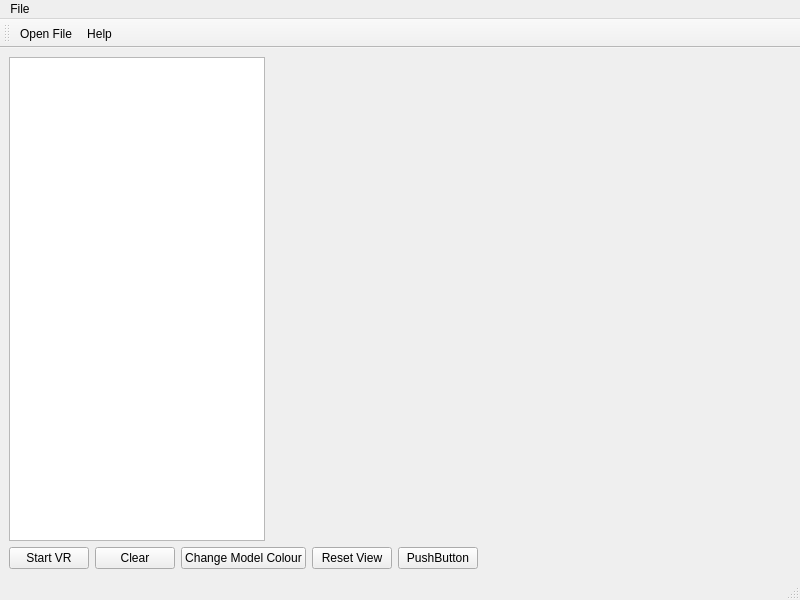
Old version of the form mainwindow.ui in the repository br-je/2025_group_8.
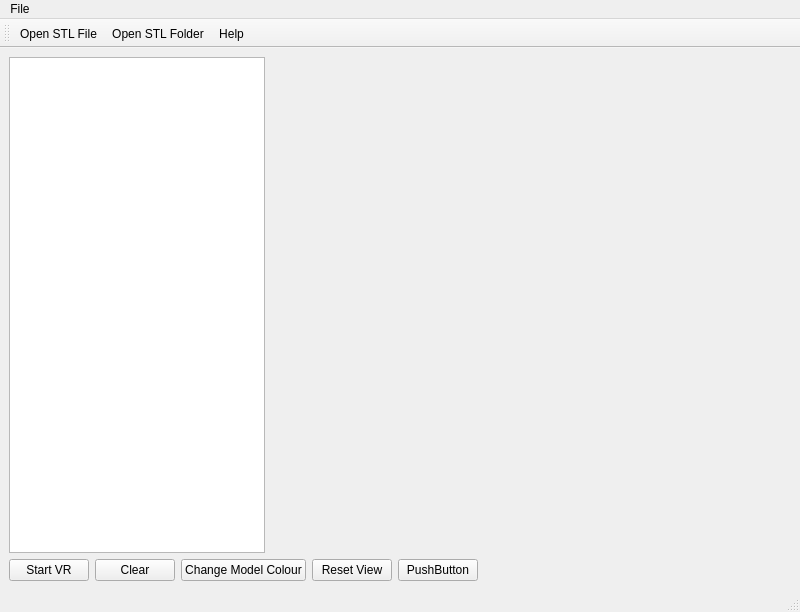
New version of the form. Icons and pictures are not drawn. Custom widgets are drawn as their Qt base class.

Commit message: Fix VR assembly positioning and add folder STL loading

What changed in the file:
```diff
--- a/mainwindow.ui
+++ b/mainwindow.ui
@@ -7,7 +7,7 @@
     <x>0</x>
     <y>0</y>
     <width>800</width>
-    <height>600</height>
+    <height>612</height>
    </rect>
   </property>
   <property name="windowTitle">
@@ -109,6 +109,7 @@
     <bool>false</bool>
    </attribute>
    <addaction name="actionOpen_File"/>
+   <addaction name="actionOpen_Folder"/>
    <addaction name="actionHelp"/>
   </widget>
   <action name="actionOpen_File">
@@ -117,7 +118,7 @@
      <normaloff>:/Icons/Icons/fileopen.png</normaloff>:/Icons/Icons/fileopen.png</iconset>
    </property>
    <property name="text">
-    <string>Open File</string>
+    <string>Open STL File</string>
    </property>
    <property name="menuRole">
     <enum>QAction::MenuRole::NoRole</enum>
@@ -133,6 +134,15 @@
     <string>Help</string>
    </property>
   </action>
+  <action name="actionOpen_Folder">
+   <property name="icon">
+    <iconset resource="icons.qrc">
+     <normaloff>:/Icons/Icons/fileopen.png</normaloff>:/Icons/Icons/fileopen.png</iconset>
+   </property>
+   <property name="text">
+    <string>Open STL Folder</string>
+   </property>
+  </action>
  </widget>
  <customwidgets>
   <customwidget>
```
Left out of the diff: 8 changed lines with no effect on the pictures. The commit also changes 6 other files.
